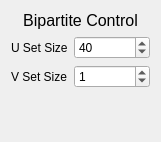
Above: visigoth/bipartitecontrol.ui from scvalex/visigoth before the change. Below: the same form after it.
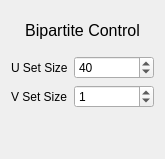
That is the form after the change.

The edit to the form file:
```diff
--- a/visigoth/bipartitecontrol.ui
+++ b/visigoth/bipartitecontrol.ui
@@ -6,8 +6,8 @@
    <rect>
     <x>0</x>
     <y>0</y>
-    <width>161</width>
-    <height>142</height>
+    <width>165</width>
+    <height>159</height>
    </rect>
   </property>
   <property name="sizePolicy">
@@ -87,6 +87,9 @@
      <property name="orientation">
       <enum>Qt::Vertical</enum>
      </property>
+     <property name="sizeType">
+      <enum>QSizePolicy::Fixed</enum>
+     </property>
      <property name="sizeHint" stdset="0">
       <size>
        <width>20</width>
```
